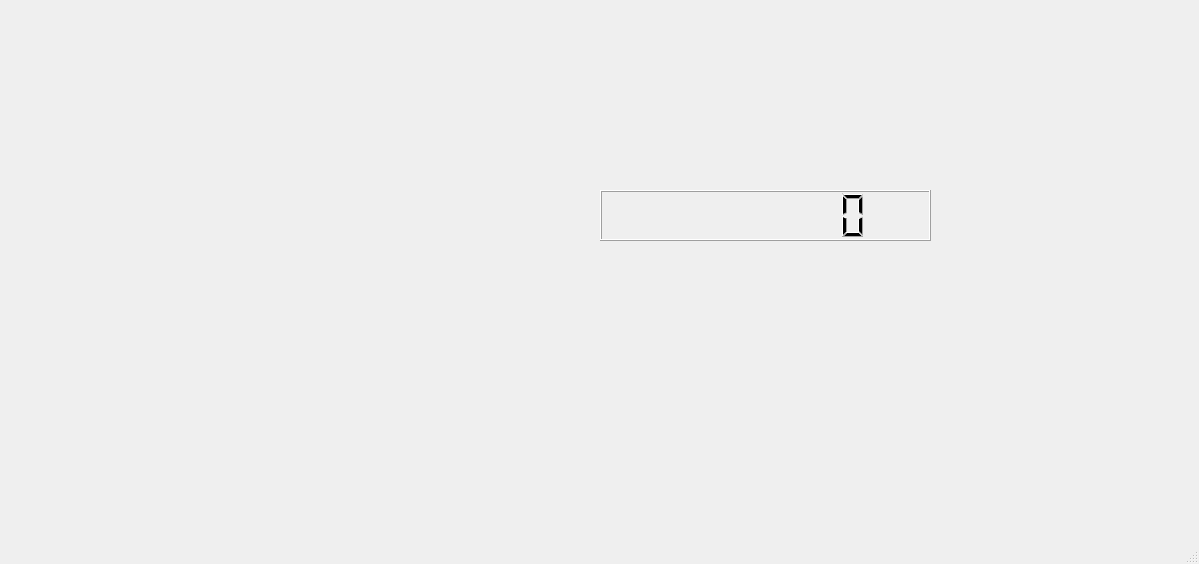
The window that mainwindow.ui (EMPTY0101/clock) describes before a commit, drawn with Qt 5.
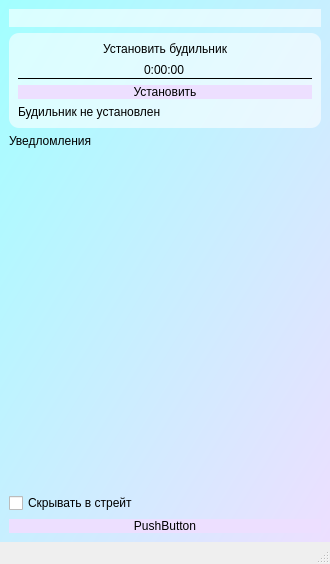
The same window after the commit.

Commit message: tray_and_settings

Patch:
```diff
--- a/mainwindow.ui
+++ b/mainwindow.ui
@@ -6,48 +6,133 @@
    <rect>
     <x>0</x>
     <y>0</y>
-    <width>1199</width>
+    <width>330</width>
     <height>564</height>
    </rect>
   </property>
   <property name="windowTitle">
    <string>MainWindow</string>
   </property>
+  <property name="styleSheet">
+   <string notr="true">#centralwidget {
+	background-color: qlineargradient(spread:pad, x1:0, y1:0, x2:1, y2:1, stop:0 rgba(162, 255, 255, 255), stop:1 rgba(237, 223, 255, 255));
+}
+
+#widget, #widget_2 {
+	background-color: rgba(255, 255, 255, 150);
+border-radius: 10;
+}
+
+*{
+	
+	font: 12pt &quot;Stencil&quot;;
+}
+
+.QPushButton {
+border: null;
+	background-color: rgba(237, 223, 255, 255);
+	border-radius: 10;
+}
+
+.QPushButton:hover {
+border: null;
+	background-color: rgba(191, 153, 235, 150);
+	border-radius: 10;
+}
+
+.QTimeEdit {
+border: null;
+background: transparent;
+border-bottom: 1px solid black;
+}</string>
+  </property>
   <widget class="QWidget" name="centralwidget">
-   <widget class="QLCDNumber" name="lcdNumber">
-    <property name="geometry">
-     <rect>
-      <x>600</x>
-      <y>190</y>
-      <width>331</width>
-      <height>51</height>
-     </rect>
-    </property>
-    <property name="mouseTracking">
-     <bool>false</bool>
-    </property>
-    <property name="focusPolicy">
-     <enum>Qt::NoFocus</enum>
-    </property>
-    <property name="inputMethodHints">
-     <set>Qt::ImhNone</set>
-    </property>
-    <property name="smallDecimalPoint">
-     <bool>false</bool>
-    </property>
-    <property name="digitCount">
-     <number>8</number>
-    </property>
-    <property name="mode">
-     <enum>QLCDNumber::Dec</enum>
-    </property>
-    <property name="segmentStyle">
-     <enum>QLCDNumber::Filled</enum>
-    </property>
-    <property name="value" stdset="0">
-     <double>0.000000000000000</double>
-    </property>
-   </widget>
+   <layout class="QVBoxLayout" name="verticalLayout">
+    <item>
+     <widget class="QWidget" name="widget" native="true">
+      <layout class="QHBoxLayout" name="horizontalLayout_2"/>
+     </widget>
+    </item>
+    <item>
+     <widget class="QWidget" name="widget_2" native="true">
+      <layout class="QVBoxLayout" name="verticalLayout_2">
+       <item>
+        <widget class="QLabel" name="label">
+         <property name="text">
+          <string>Установить будильник</string>
+         </property>
+         <property name="alignment">
+          <set>Qt::AlignCenter</set>
+         </property>
+        </widget>
+       </item>
+       <item>
+        <widget class="QTimeEdit" name="alarm_edit">
+         <property name="alignment">
+          <set>Qt::AlignCenter</set>
+         </property>
+         <property name="buttonSymbols">
+          <enum>QAbstractSpinBox::NoButtons</enum>
+         </property>
+         <property name="displayFormat">
+          <string>H:mm:ss</string>
+         </property>
+        </widget>
+       </item>
+       <item>
+        <widget class="QPushButton" name="set_alarm_btn">
+         <property name="text">
+          <string>Установить</string>
+         </property>
+        </widget>
+       </item>
+       <item>
+        <widget class="QLabel" name="alam_status_label">
+         <property name="text">
+          <string>Будильник не установлен</string>
+         </property>
+        </widget>
+       </item>
+      </layout>
+     </widget>
+    </item>
+    <item>
+     <widget class="QLabel" name="notifications_label">
+      <property name="text">
+       <string>Уведломления
+
+</string>
+      </property>
+     </widget>
+    </item>
+    <item>
+     <spacer name="verticalSpacer_2">
+      <property name="orientation">
+       <enum>Qt::Vertical</enum>
+      </property>
+      <property name="sizeHint" stdset="0">
+       <size>
+        <width>20</width>
+        <height>40</height>
+       </size>
+      </property>
+     </spacer>
+    </item>
+    <item>
+     <widget class="QCheckBox" name="trayCheckBox">
+      <property name="text">
+       <string>Скрывать в стрейт</string>
+      </property>
+     </widget>
+    </item>
+    <item>
+     <widget class="QPushButton" name="saveButton">
+      <property name="text">
+       <string>PushButton</string>
+      </property>
+     </widget>
+    </item>
+   </layout>
   </widget>
   <widget class="QMenuBar" name="menubar">
    <property name="geometry">
```
Left out of the diff: 4 changed lines with no effect on the pictures. The commit also changes 5 other files.
